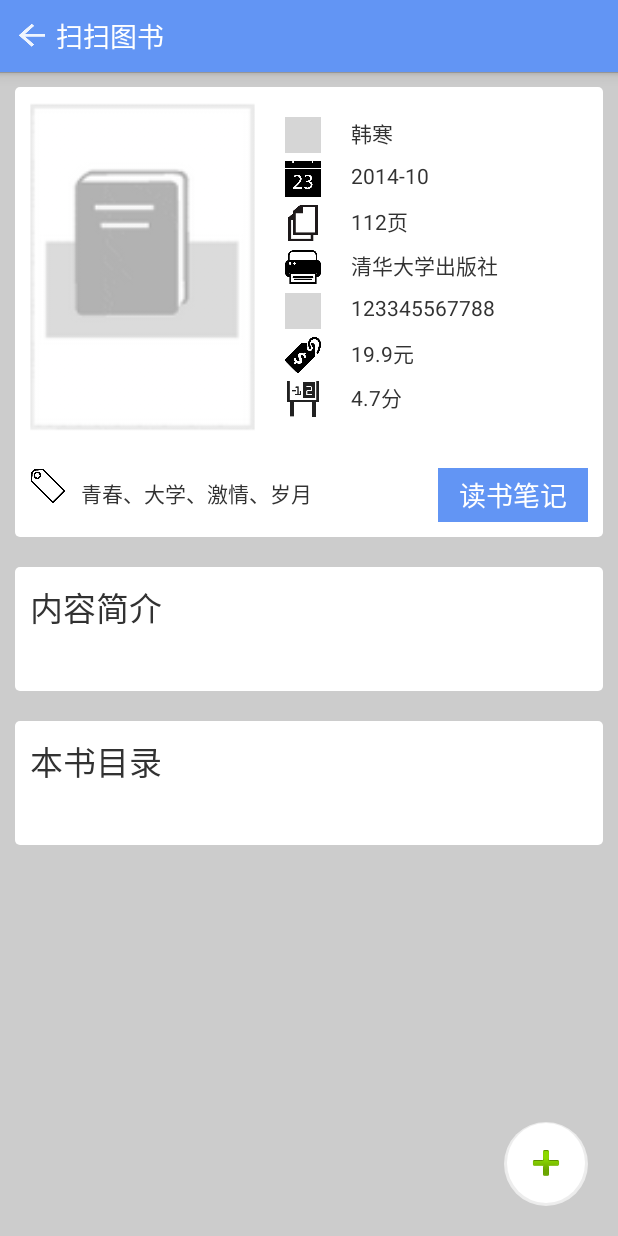
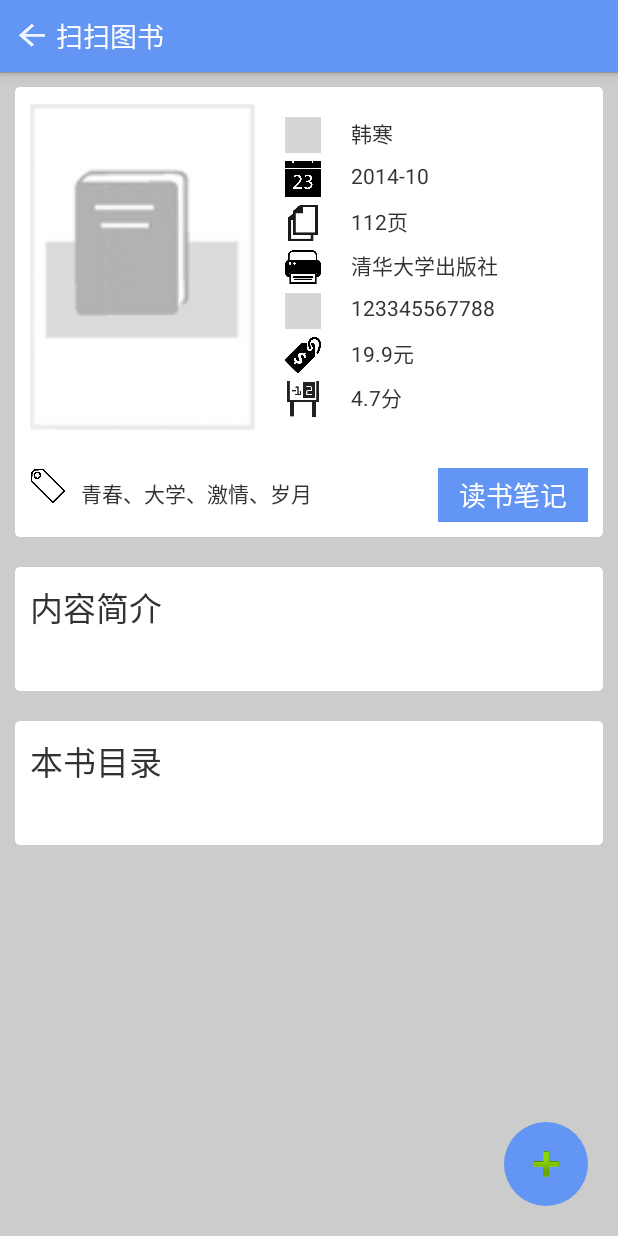
Before and after one commit to JayFang1993/ScanBook, an Android app: the BookViewActivity screen opened directly, with no data from a screen before it, on a phone screen of 412 x 824 dp. Run offline under Robolectric (Android 15) with nearby library versions, the phone set to English and light mode, and no system bars; our stand-ins replace CircleImageView; grey boxes are pictures that could not be loaded.

Commit message:
修改弹出式button的样式

```diff
--- a/app/src/main/java/com/scanbook/view/activity/BookViewActivity.java
+++ b/app/src/main/java/com/scanbook/view/activity/BookViewActivity.java
@@ -149,7 +149,7 @@ public class BookViewActivity extends Activity {
 
             }
         };
-        promotedActionsLibrary.addItem(getResources().getDrawable(android.R.drawable.ic_menu_edit), new OnClickListener() {
+        promotedActionsLibrary.addItem(getResources().getDrawable(R.drawable.timeline),new OnClickListener() {
             @Override
             public void onClick(View view) {
                 Intent intent=new Intent(BookViewActivity.this,Share2Weixin.class);
@@ -161,7 +161,7 @@ public class BookViewActivity extends Activity {
                 startActivity(intent);
             }
         });
-        promotedActionsLibrary.addItem(getResources().getDrawable(android.R.drawable.ic_menu_send), new OnClickListener() {
+        promotedActionsLibrary.addItem(getResources().getDrawable(R.drawable.weixin), new OnClickListener() {
             @Override
             public void onClick(View view) {
                 Intent intent=new Intent(BookViewActivity.this,Share2Weibo.class);
@@ -172,7 +172,7 @@ public class BookViewActivity extends Activity {
                 startActivity(intent);
             }
         });
-        promotedActionsLibrary.addItem(getResources().getDrawable(android.R.drawable.ic_input_get), new OnClickListener() {
+        promotedActionsLibrary.addItem(getResources().getDrawable(R.drawable.weibo), new OnClickListener() {
             @Override
             public void onClick(View view) {
                 Intent intent=new Intent(BookViewActivity.this,Share2Weixin.class);
--- a/app/src/main/res/drawable/onivas_fab_circle.xml
+++ b/app/src/main/res/drawable/onivas_fab_circle.xml
@@ -1,9 +1,8 @@
 <?xml version="1.0" encoding="utf-8"?>
 <layer-list xmlns:android="http://schemas.android.com/apk/res/android">
-    <item android:drawable="@drawable/rounded_button_shadow"/>
     <item>
         <shape android:shape="oval">
-            <solid android:color="@android:color/white"/>
+            <solid android:color="@color/actionbar"/>
             <size
                 android:width="@dimen/dim56dp"
                 android:height="@dimen/dim56dp"/>
```
Also changed, not shown: app/src/main/java/com/scanbook/view/PromotedActionsLibrary.java (+17 -1 lines), app/src/main/res/drawable-xxhdpi/timeline.png (added), app/src/main/res/drawable-xxhdpi/weibo.png (added), app/src/main/res/drawable-xxhdpi/weixin.png (added), 2 other files.
